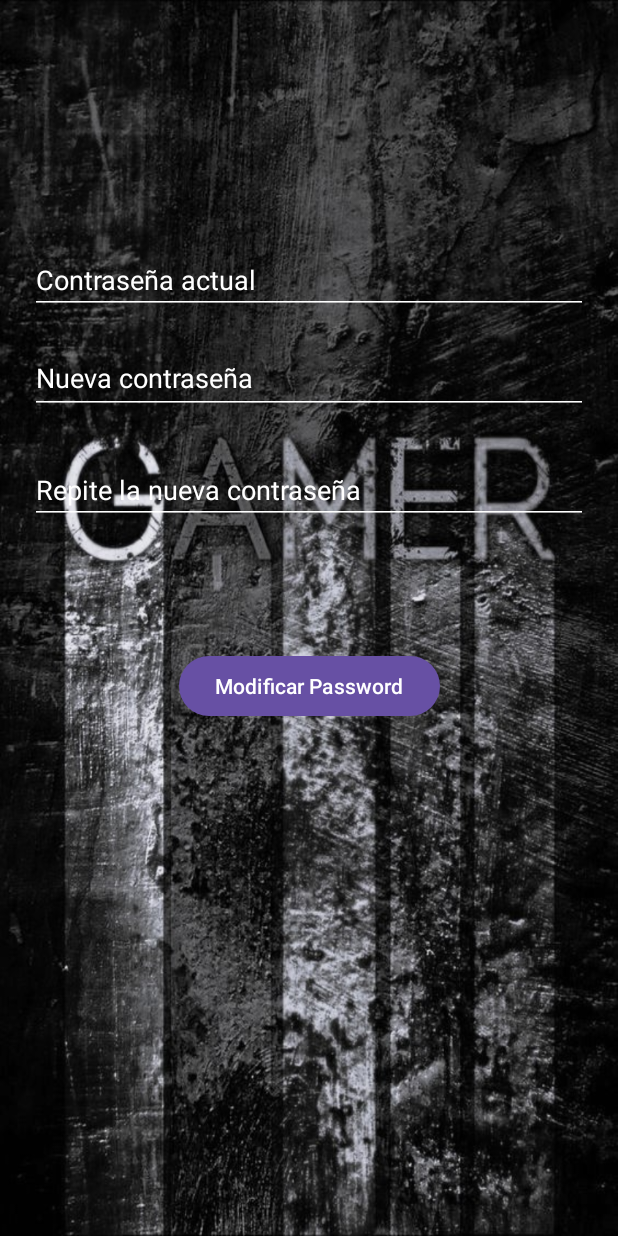
After one commit to jdg3092/GamersHub, an Android app: the ChangePasswordFragment screen opened through its navigation route, on a phone screen of 412 x 824 dp. The commit adds this screen. Run offline under Robolectric (Android 15) with nearby library versions, the phone set to English and light mode, and no system bars; our stand-ins replace Firebase (no records; nobody signed in at launch, a user with empty details on screens opened directly), navigation-ui.

Commit message:
(feat) ChangePasswordFragment

```diff
--- /dev/null
+++ b/app/src/main/java/com/example/gamershub/ui/fragment/ChangePasswordFragment.kt
@@ -0,0 +1,78 @@
+package com.example.gamershub.ui.fragment
+
+import android.content.Context
+import android.os.Bundle
+import android.view.LayoutInflater
+import android.view.View
+import android.view.ViewGroup
+import androidx.fragment.app.Fragment
+import androidx.navigation.fragment.findNavController
+import com.example.gamershub.R
+import com.example.gamershub.databinding.FragmentChangepasswordBinding
+import com.google.android.material.snackbar.Snackbar
+import com.google.firebase.auth.EmailAuthProvider
+import com.google.firebase.auth.FirebaseAuth
+
+class ChangePasswordFragment : Fragment() {
+    private lateinit var binding: FragmentChangepasswordBinding
+    private lateinit var auth: FirebaseAuth
+
+    override fun onAttach(context: Context) {
+        super.onAttach(context)
+        auth = FirebaseAuth.getInstance()
+    }
+
+    override fun onCreateView(
+        inflater: LayoutInflater,
+        container: ViewGroup?,
+        savedInstanceState: Bundle?
+    ): View? {
+        binding = FragmentChangepasswordBinding.inflate(inflater, container, false)
+        return binding.root
+    }
+
+    override fun onStart() {
+        super.onStart()
+        binding.btnCambiarPassword.setOnClickListener {
+            val currentUser = auth.currentUser
+            val oldPassword = binding.editOldPassword.text.toString()
+            val newPassword = binding.editNewPassword.text.toString()
+            val repeatPassword = binding.editRepeatPassword.text.toString()
+
+            if (newPassword != repeatPassword) {
+                Snackbar.make(binding.root, "Las contraseñas no coinciden", Snackbar.LENGTH_SHORT)
+                    .show()
+                return@setOnClickListener
+
+            }
+
+            val email = currentUser?.email
+            if (email != null) {
+                val credential = EmailAuthProvider.getCredential(email, oldPassword)
+
+                currentUser.reauthenticate(credential).addOnSuccessListener {
+                    currentUser.updatePassword(newPassword).addOnSuccessListener {
+                        Snackbar.make(
+                            binding.root,
+                            "Contraseña actualizada correctamente",
+                            Snackbar.LENGTH_SHORT
+                        ).show()
+                        findNavController().navigate(R.id.action_changePasswordFragment_to_profileInfoAccountFragment)
+                    }.addOnFailureListener {
+                        Snackbar.make(
+                            binding.root,
+                            "Error al actualizar la contraseña",
+                            Snackbar.LENGTH_SHORT
+                        ).show()
+                    }
+                }.addOnFailureListener {
+                    Snackbar.make(
+                        binding.root,
+                        "Contraseña actual incorrecta",
+                        Snackbar.LENGTH_SHORT
+                    ).show()
+                }
+            }
+        }
+    }
+}
--- a/app/src/main/java/com/example/gamershub/ui/fragment/ProfileInfoAccountFragment.kt
+++ b/app/src/main/java/com/example/gamershub/ui/fragment/ProfileInfoAccountFragment.kt
@@ -46,6 +46,11 @@ class ProfileInfoAccountFragment : Fragment() {
                     findNavController().navigate(R.id.action_profileInfoAccountFragment_to_mainFragment)
                     return@setOnMenuItemClickListener true
                 }
+                R.id.cambiarPassword ->{
+                    findNavController().navigate(R.id.action_profileInfoAccountFragment_to_changePasswordFragment)
+                    return@setOnMenuItemClickListener true
+
+                }
             }
             return@setOnMenuItemClickListener true
         }
--- /dev/null
+++ b/app/src/main/res/layout/fragment_changepassword.xml
@@ -0,0 +1,62 @@
+<?xml version="1.0" encoding="utf-8"?>
+<androidx.constraintlayout.widget.ConstraintLayout xmlns:android="http://schemas.android.com/apk/res/android"
+    xmlns:app="http://schemas.android.com/apk/res-auto"
+    xmlns:tools="http://schemas.android.com/tools"
+    android:layout_width="match_parent"
+    android:layout_height="match_parent"
+    android:background="@drawable/fondoprofile"
+    android:padding="20dp">
+
+    <EditText
+        android:id="@+id/editOldPassword"
+        android:layout_width="match_parent"
+        android:layout_height="wrap_content"
+        android:layout_marginTop="144dp"
+        android:backgroundTint="@color/white"
+        android:hint="Contraseña actual"
+        android:inputType="textPassword"
+        android:textColor="@color/white"
+        android:textColorHint="@color/white"
+        app:layout_constraintEnd_toEndOf="parent"
+        app:layout_constraintHorizontal_bias="1.0"
+        app:layout_constraintStart_toStartOf="parent"
+        app:layout_constraintTop_toTopOf="parent" />
+
+    <EditText
+        android:id="@+id/editNewPassword"
+        android:layout_width="match_parent"
+        android:layout_height="wrap_content"
+        android:layout_marginTop="20dp"
+        android:backgroundTint="@color/white"
+        android:hint="Nueva contraseña"
+        android:inputType="textPassword"
+        android:paddingBottom="12dp"
+        android:textColor="@color/white"
+        android:textColorHint="@color/white"
+        app:layout_constraintStart_toStartOf="parent"
+        app:layout_constraintTop_toBottomOf="@+id/editOldPassword" />
+
+    <EditText
+        android:id="@+id/editRepeatPassword"
+        android:layout_width="match_parent"
+        android:layout_height="wrap_content"
+        android:layout_marginTop="28dp"
+        android:backgroundTint="@color/white"
+        android:hint="Repite la nueva contraseña"
+        android:inputType="textPassword"
+        android:textColor="@color/white"
+        android:textColorHint="@color/white"
+        app:layout_constraintTop_toBottomOf="@+id/editNewPassword"
+        tools:layout_editor_absoluteX="20dp" />
+
+    <Button
+        android:id="@+id/btnCambiarPassword"
+        android:layout_width="wrap_content"
+        android:layout_height="wrap_content"
+        android:layout_marginTop="84dp"
+        android:text="Modificar Password"
+        app:layout_constraintEnd_toEndOf="parent"
+        app:layout_constraintStart_toStartOf="parent"
+        app:layout_constraintTop_toBottomOf="@id/editRepeatPassword" />
+
+</androidx.constraintlayout.widget.ConstraintLayout>
--- a/app/src/main/res/menu/menu_perfil.xml
+++ b/app/src/main/res/menu/menu_perfil.xml
@@ -4,4 +4,8 @@
         android:id="@+id/volverMainFragmnet"
         android:title="Volver Pantalla Principal" />
 
+    <item
+        android:id="@+id/cambiarPassword"
+        android:title="Cambiar Contraseña" />"
+
 </menu>
--- a/app/src/main/res/navigation/nav_graph.xml
+++ b/app/src/main/res/navigation/nav_graph.xml
@@ -57,5 +57,17 @@
         <action
             android:id="@+id/action_profileInfoAccountFragment_to_mainFragment"
             app:destination="@id/mainFragment" />
+        <action
+            android:id="@+id/action_profileInfoAccountFragment_to_changePasswordFragment"
+            app:destination="@id/changePasswordFragment" />
+    </fragment>
+    <fragment
+        tools:layout="@layout/fragment_changepassword"
+        android:id="@+id/changePasswordFragment"
+        android:name="com.example.gamershub.ui.fragment.ChangePasswordFragment"
+        android:label="ChangePasswordFragment" >
+        <action
+            android:id="@+id/action_changePasswordFragment_to_profileInfoAccountFragment"
+            app:destination="@id/profileInfoAccountFragment" />
     </fragment>
 </navigation>
```
